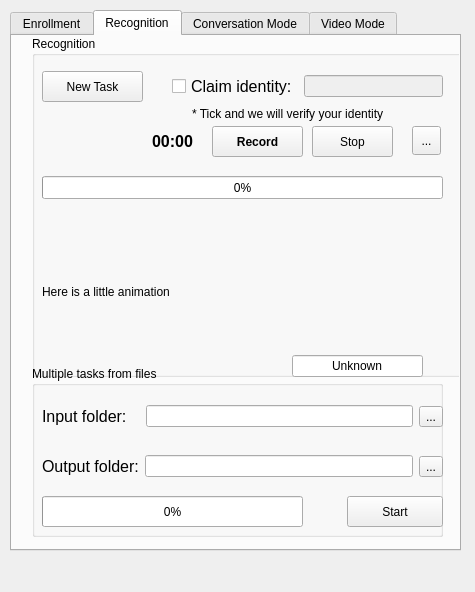
Above: gui/edytor2.ui from ppwwyyxx/speaker-recognition before the change. Below: the same form after it.
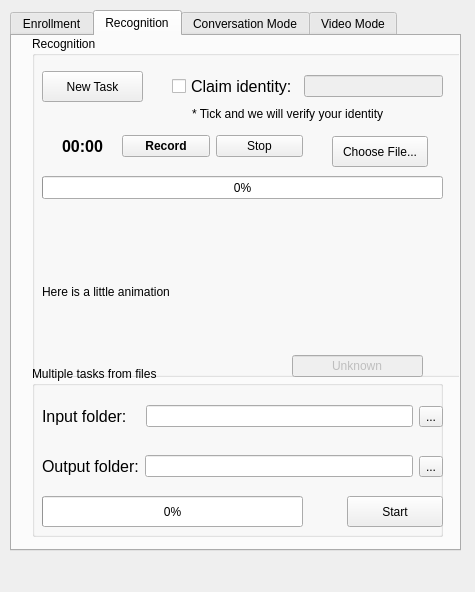
That is the form after the change. The open tabs and pages were chosen to show the change.

Commit message: add train button

What changed in the file:
```diff
--- a/gui/edytor2.ui
+++ b/gui/edytor2.ui
@@ -382,25 +382,6 @@
        </item>
       </layout>
      </widget>
-     <widget class="QPushButton" name="recoRecord">
-      <property name="geometry">
-       <rect>
-        <x>180</x>
-        <y>90</y>
-        <width>91</width>
-        <height>31</height>
-       </rect>
-      </property>
-      <property name="font">
-       <font>
-        <weight>75</weight>
-        <bold>true</bold>
-       </font>
-      </property>
-      <property name="text">
-       <string>Record</string>
-      </property>
-     </widget>
      <widget class="QLabel" name="Animation_2">
       <property name="geometry">
        <rect>
@@ -444,7 +425,10 @@
         </widget>
        </item>
        <item>
-        <widget class="QLineEdit" name="Reco_Username">
+        <widget class="QLineEdit" name="recoUsername">
+         <property name="enabled">
+          <bool>false</bool>
+         </property>
          <property name="sizePolicy">
           <sizepolicy hsizetype="Expanding" vsizetype="Fixed">
            <horstretch>0</horstretch>
@@ -467,8 +451,8 @@
      <widget class="QLabel" name="Recordtime_2">
       <property name="geometry">
        <rect>
-        <x>120</x>
-        <y>95</y>
+        <x>30</x>
+        <y>100</y>
         <width>51</width>
         <height>21</height>
        </rect>
@@ -497,19 +481,6 @@
        <string>* Tick and we will verify your identity</string>
       </property>
      </widget>
-     <widget class="QPushButton" name="stopRecoRecord">
-      <property name="geometry">
-       <rect>
-        <x>280</x>
-        <y>90</y>
-        <width>81</width>
-        <height>31</height>
-       </rect>
-      </property>
-      <property name="text">
-       <string>Stop</string>
-      </property>
-     </widget>
      <widget class="QLabel" name="label_10">
       <property name="geometry">
        <rect>
@@ -536,19 +507,6 @@
        <string>New Task</string>
       </property>
      </widget>
-     <widget class="QToolButton" name="recoFile">
-      <property name="geometry">
-       <rect>
-        <x>380</x>
-        <y>90</y>
-        <width>29</width>
-        <height>29</height>
-       </rect>
-      </property>
-      <property name="text">
-       <string>...</string>
-      </property>
-     </widget>
      <widget class="QProgressBar" name="recoProgressBar">
       <property name="geometry">
        <rect>
@@ -562,6 +520,51 @@
        <number>0</number>
       </property>
      </widget>
+     <widget class="QWidget" name="horizontalLayoutWidget_6">
+      <property name="geometry">
+       <rect>
+        <x>90</x>
+        <y>90</y>
+        <width>181</width>
+        <height>41</height>
+       </rect>
+      </property>
+      <layout class="QHBoxLayout" name="horizontalLayout_9">
+       <item>
+        <widget class="QPushButton" name="recoRecord">
+         <property name="font">
+          <font>
+           <weight>75</weight>
+           <bold>true</bold>
+          </font>
+         </property>
+         <property name="text">
+          <string>Record</string>
+         </property>
+        </widget>
+       </item>
+       <item>
+        <widget class="QPushButton" name="stopRecoRecord">
+         <property name="text">
+          <string>Stop</string>
+         </property>
+        </widget>
+       </item>
+      </layout>
+     </widget>
+     <widget class="QToolButton" name="recoFile">
+      <property name="geometry">
+       <rect>
+        <x>300</x>
+        <y>100</y>
+        <width>96</width>
+        <height>31</height>
+       </rect>
+      </property>
+      <property name="text">
+       <string>Choose File...</string>
+      </property>
+     </widget>
     </widget>
     <widget class="QGroupBox" name="groupBox_6">
      <property name="geometry">
```
Left out of the diff: 57 changed lines with no effect on the pictures. The commit also changes 1 other file.
